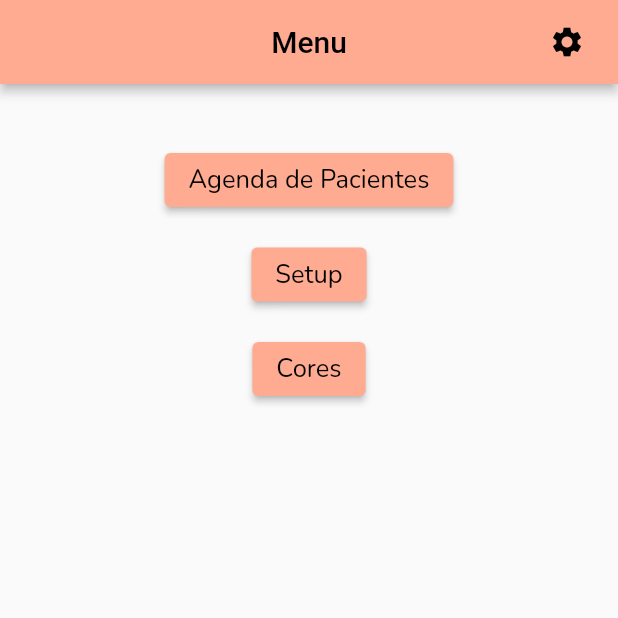
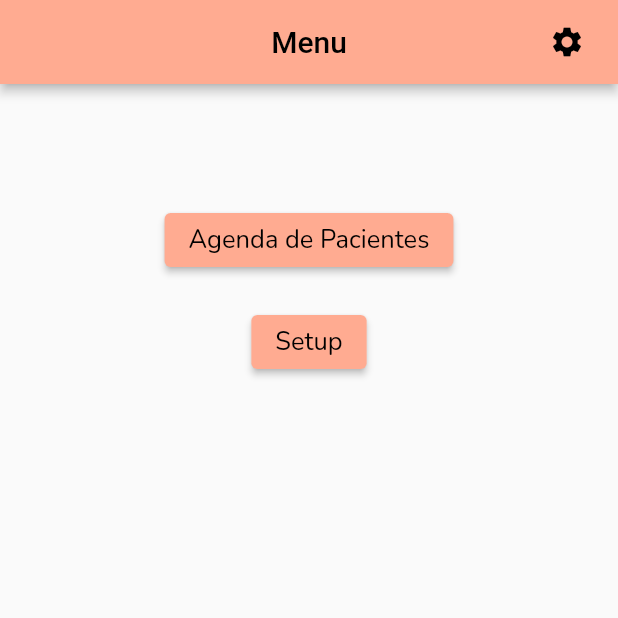
Before and after one commit to fcraveiro/nova_agenda, a Flutter app: the screen it shows after launch, on a phone screen of 412 x 824 dp, the top half of it. Run offline on Flutter 3.47's test engine with Material 2 defaults, Android fonts, the phone set to English and light mode, and no system bars; our stand-ins replace flutter_colorpicker, flutter_slidable, font_awesome_flutter, get, get_storage, supabase and 2 more; accounts and stored records are empty.

Commit message:
Agenda Cores

```diff
--- a/lib/menu.dart
+++ b/lib/menu.dart
@@ -1,6 +1,5 @@
 import 'package:flutter/material.dart';
 import 'package:nova_agenda/paginas/agendapacientes.dart';
-import 'package:nova_agenda/paginas/color.dart';
 import 'package:nova_agenda/paginas/setup.dart';
 import '/services/widgets.dart';
 
@@ -20,7 +19,7 @@ class _MenuState extends State<Menu> {
         child: Column(
           children: [
             const SizedBox(
-              height: 40,
+              height: 80,
             ),
             ElevatedButton(
               onPressed: () {
@@ -33,7 +32,7 @@ class _MenuState extends State<Menu> {
               child: txtnu('Agenda de Pacientes', 17, 4),
             ),
             const SizedBox(
-              height: 15,
+              height: 20,
             ),
             ElevatedButton(
               onPressed: () {
@@ -46,17 +45,7 @@ class _MenuState extends State<Menu> {
               child: txtnu('Setup', 17, 4),
             ),
             const SizedBox(
-              height: 15,
-            ),
-            ElevatedButton(
-              onPressed: () {
-                Navigator.of(context).push(
-                  MaterialPageRoute(
-                    builder: (context) => const Colorido(),
-                  ),
-                );
-              },
-              child: txtnu('Cores', 17, 4),
+              height: 20,
             ),
           ],
         ),
--- a/lib/paginas/agendapacientes.dart
+++ b/lib/paginas/agendapacientes.dart
@@ -2,7 +2,6 @@ import 'dart:developer';
 import 'package:flutter/material.dart';
 import 'package:flutter_slidable/flutter_slidable.dart';
 import 'package:intl/intl.dart';
-import 'package:nova_agenda/paginas/setup.dart';
 import 'package:nova_agenda/services/conectar.dart';
 import 'package:nova_agenda/services/config.dart';
 import 'package:nova_agenda/services/constantes.dart';
```
